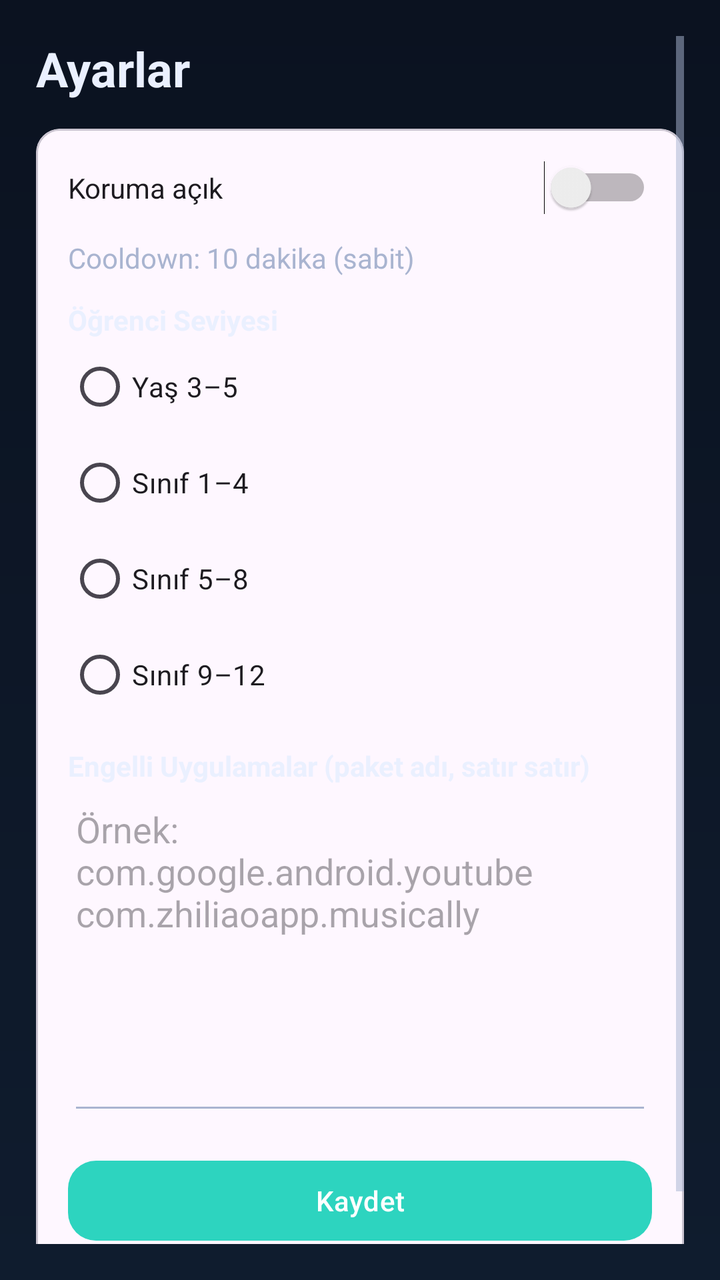
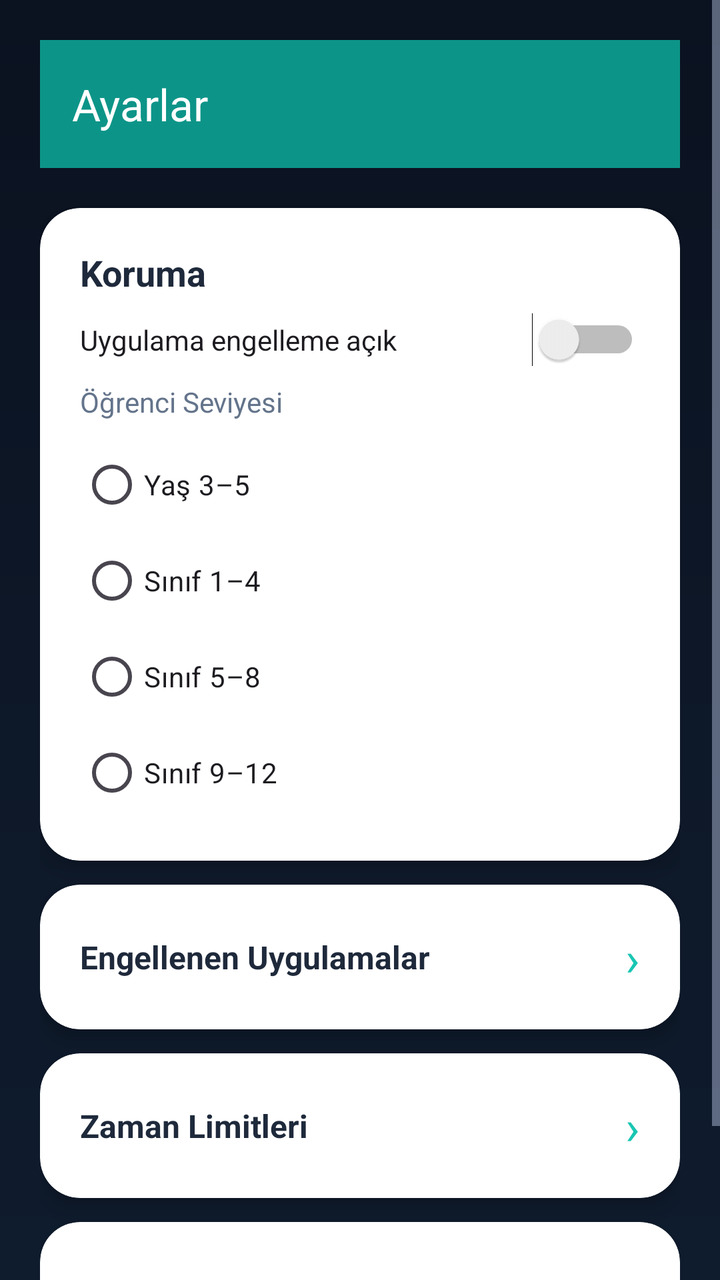

The first picture is an Android layout as it rendered before a commit; the second is the same layout after the commit. The layout source and the unified diff follow.
<!-- AndroidManifest.xml: application theme Theme.BrainBuddy -->
<!-- res/layout/activity_settings.xml -->
<?xml version="1.0" encoding="utf-8"?>
<ScrollView xmlns:android="http://schemas.android.com/apk/res/android"
    android:background="@drawable/bg_gradient"
    android:layout_width="match_parent"
    android:layout_height="match_parent"
    android:padding="18dp">

    <LinearLayout
        android:layout_width="match_parent"
        android:layout_height="wrap_content"
        android:orientation="vertical">

        <TextView
            android:text="@string/settings_title"
            android:textColor="@color/bb_text"
            android:textSize="24sp"
            android:textStyle="bold"
            android:layout_width="match_parent"
            android:layout_height="wrap_content" />

        <com.google.android.material.card.MaterialCardView
            style="@style/BB.Card"
            android:layout_width="match_parent"
            android:layout_height="wrap_content"
            android:layout_marginTop="14dp">

            <LinearLayout
                android:padding="16dp"
                android:layout_width="match_parent"
                android:layout_height="wrap_content"
                android:orientation="vertical">

                <Switch
                    android:id="@+id/switchProtection"
                    android:text="Koruma açık"
                    android:layout_width="match_parent"
                    android:layout_height="wrap_content" />

                <TextView
                    android:layout_marginTop="12dp"
                    android:textColor="@color/bb_text_muted"
                    android:text="Cooldown: 10 dakika (sabit)"
                    android:layout_width="match_parent"
                    android:layout_height="wrap_content" />

                <TextView
                    android:layout_marginTop="12dp"
                    android:textColor="@color/bb_text"
                    android:textStyle="bold"
                    android:text="Öğrenci Seviyesi"
                    android:layout_width="match_parent"
                    android:layout_height="wrap_content" />

                <RadioGroup
                    android:id="@+id/levelGroup"
                    android:layout_width="match_parent"
                    android:layout_height="wrap_content"
                    android:orientation="vertical">

                    <RadioButton
                        android:id="@+id/levelAges3to5"
                        android:text="Yaş 3–5"
                        android:layout_width="match_parent"
                        android:layout_height="wrap_content" />

                    <RadioButton
                        android:id="@+id/levelGrades1to4"
                        android:text="Sınıf 1–4"
                        android:layout_width="match_parent"
                        android:layout_height="wrap_content" />

                    <RadioButton
                        android:id="@+id/levelGrades5to8"
                        android:text="Sınıf 5–8"
                        android:layout_width="match_parent"
                        android:layout_height="wrap_content" />

                    <RadioButton
                        android:id="@+id/levelGrades9to12"
                        android:text="Sınıf 9–12"
                        android:layout_width="match_parent"
                        android:layout_height="wrap_content" />
                </RadioGroup>

                <TextView
                    android:layout_marginTop="12dp"
                    android:textColor="@color/bb_text"
                    android:textStyle="bold"
                    android:text="Engelli Uygulamalar (paket adı, satır satır)"
                    android:layout_width="match_parent"
                    android:layout_height="wrap_content" />

                <EditText
                    android:id="@+id/blockedPackages"
                    android:layout_width="match_parent"
                    android:layout_height="170dp"
                    android:gravity="top"
                    android:hint="Örnek:\ncom.google.android.youtube\ncom.zhiliaoapp.musically"
                    android:inputType="textMultiLine" />

                <Button
                    android:id="@+id/saveBtn"
                    style="@style/BB.Button"
                    android:layout_marginTop="14dp"
                    android:text="Kaydet"
                    android:layout_width="match_parent"
                    android:layout_height="wrap_content" />

                <TextView
                    android:id="@+id/saveStatus"
                    android:layout_marginTop="10dp"
                    android:textColor="@color/bb_text_muted"
                    android:textSize="14sp"
                    android:layout_width="match_parent"
                    android:layout_height="wrap_content" />

            </LinearLayout>
        </com.google.android.material.card.MaterialCardView>

    </LinearLayout>
</ScrollView>
<!-- resources referenced by this layout -->
<resources>
  <color name="bb_text">#EAF0FF</color>
  <color name="bb_text_muted">#A9B4D0</color>
  <!-- drawable bg_gradient (drawable) -->
  <?xml version="1.0" encoding="utf-8"?>
  <layer-list xmlns:android="http://schemas.android.com/apk/res/android">
      <item>
          <shape>
              <gradient
                  android:angle="270"
                  android:startColor="#0B1220"
                  android:endColor="#0F1C2E"/>
          </shape>
      </item>
  </layer-list>
  <string name="settings_title">Ayarlar</string>
  <style name="BB.Button" parent="BBButton" />
  <style name="BB.Card">
          <item name="android:background">@drawable/bg_card</item>
          <item name="android:padding">16dp</item>
      </style>
  <style name="Theme.BrainBuddy" parent="Theme.Material3.DayNight.NoActionBar">
          
          <item name="colorPrimary">@color/bb_primary</item>
          <item name="colorOnPrimary">@color/white</item>
          <item name="colorSecondary">@color/bb_secondary</item>
          <item name="colorOnSecondary">@color/white</item>
          <item name="colorTertiary">@color/bb_tertiary</item>
          <item name="colorOnTertiary">@color/white</item>
  
          
          <item name="android:windowBackground">@color/bb_bg</item>
          <item name="android:textColorPrimary">@color/bb_text</item>
          <item name="android:textColorSecondary">@color/bb_text_muted</item>
      </style>
  <style name="BBButton" parent="Widget.Material3.Button">
          <item name="android:minHeight">48dp</item>
          <item name="cornerRadius">14dp</item>
          <item name="android:textAllCaps">false</item>
          <item name="android:textColor">@color/white</item>
          <item name="backgroundTint">@color/bb_primary</item>
      </style>
  <!-- drawable bg_card (drawable) -->
  <?xml version="1.0" encoding="utf-8"?>
  <shape xmlns:android="http://schemas.android.com/apk/res/android">
      <solid android:color="@color/bb_card"/>
      <corners android:radius="18dp"/>
      <padding
          android:left="16dp"
          android:top="16dp"
          android:right="16dp"
          android:bottom="16dp"/>
  </shape>
  <color name="bb_primary">#2DD4BF</color>
  <color name="white">#FFFFFF</color>
  <color name="bb_secondary">#38BDF8</color>
  <color name="bb_tertiary">#A78BFA</color>
  <color name="bb_bg">#0B1220</color>
  <color name="bb_card">#121B2D</color>
</resources>

<!-- the commit's change to res/layout/activity_settings.xml (unified diff, before → after) -->
@@ -1,119 +1,193 @@
 <?xml version="1.0" encoding="utf-8"?>
 <ScrollView xmlns:android="http://schemas.android.com/apk/res/android"
+    xmlns:app="http://schemas.android.com/apk/res-auto"
     android:background="@drawable/bg_gradient"
     android:layout_width="match_parent"
     android:layout_height="match_parent"
-    android:padding="18dp">
+    android:fillViewport="true">
 
     <LinearLayout
         android:layout_width="match_parent"
         android:layout_height="wrap_content"
-        android:orientation="vertical">
+        android:orientation="vertical"
+        android:padding="20dp">
 
-        <TextView
-            android:text="@string/settings_title"
-            android:textColor="@color/bb_text"
-            android:textSize="24sp"
-            android:textStyle="bold"
+        <com.google.android.material.appbar.MaterialToolbar
+            android:id="@+id/toolbar"
             android:layout_width="match_parent"
-            android:layout_height="wrap_content" />
+            android:layout_height="?attr/actionBarSize"
+            android:background="@color/bb_turquoise_dark"
+            app:titleTextColor="@color/white"
+            app:title="@string/settings_title"/>
 
         <com.google.android.material.card.MaterialCardView
-            style="@style/BB.Card"
+            style="@style/BB.HomeCard"
+            android:id="@+id/cardProtection"
             android:layout_width="match_parent"
             android:layout_height="wrap_content"
-            android:layout_marginTop="14dp">
+            android:layout_marginTop="20dp"
+            app:cardBackgroundColor="@color/white">
 
             <LinearLayout
-                android:padding="16dp"
                 android:layout_width="match_parent"
                 android:layout_height="wrap_content"
-                android:orientation="vertical">
+                android:orientation="vertical"
+                android:padding="20dp">
+
+                <TextView
+                    android:text="Koruma"
+                    android:textColor="@color/bb_text_dark"
+                    android:textSize="18sp"
+                    android:textStyle="bold"
+                    android:layout_width="match_parent"
+                    android:layout_height="wrap_content"/>
 
                 <Switch
                     android:id="@+id/switchProtection"
-                    android:text="Koruma açık"
+                    android:text="Uygulama engelleme açık"
                     android:layout_width="match_parent"
-                    android:layout_height="wrap_content" />
+                    android:layout_height="wrap_content"
+                    android:layout_marginTop="8dp"/>
 
                 <TextView
-                    android:layout_marginTop="12dp"
-                    android:textColor="@color/bb_text_muted"
-                    android:text="Cooldown: 10 dakika (sabit)"
+                    android:layout_marginTop="8dp"
+                    android:textColor="@color/bb_text_dark_muted"
+                    android:text="Öğrenci Seviyesi"
+                    android:textSize="14sp"
                     android:layout_width="match_parent"
-                    android:layout_height="wrap_content" />
-
-                <TextView
-                    android:layout_marginTop="12dp"
-                    android:textColor="@color/bb_text"
-                    android:textStyle="bold"
-                    android:text="Öğrenci Seviyesi"
-                    android:layout_width="match_parent"
-                    android:layout_height="wrap_content" />
+                    android:layout_height="wrap_content"/>
 
                 <RadioGroup
                     android:id="@+id/levelGroup"
                     android:layout_width="match_parent"
                     android:layout_height="wrap_content"
-                    android:orientation="vertical">
+                    android:orientation="vertical"
+                    android:layout_marginTop="8dp">
 
                     <RadioButton
                         android:id="@+id/levelAges3to5"
                         android:text="Yaş 3–5"
                         android:layout_width="match_parent"
-                        android:layout_height="wrap_content" />
+                        android:layout_height="wrap_content"/>
 
                     <RadioButton
                         android:id="@+id/levelGrades1to4"
                         android:text="Sınıf 1–4"
                         android:layout_width="match_parent"
-                        android:layout_height="wrap_content" />
+                        android:layout_height="wrap_content"/>
 
                     <RadioButton
                         android:id="@+id/levelGrades5to8"
                         android:text="Sınıf 5–8"
                         android:layout_width="match_parent"
-                        android:layout_height="wrap_content" />
+                        android:layout_height="wrap_content"/>
 
                     <RadioButton
                         android:id="@+id/levelGrades9to12"
                         android:text="Sınıf 9–12"
                         android:layout_width="match_parent"
-                        android:layout_height="wrap_content" />
+                        android:layout_height="wrap_content"/>
                 </RadioGroup>
+            </LinearLayout>
+        </com.google.android.material.card.MaterialCardView>
+
+        <com.google.android.material.card.MaterialCardView
+            android:id="@+id/cardBlockedApps"
+            style="@style/BB.HomeCard"
+            android:layout_width="match_parent"
+            android:layout_height="wrap_content"
+            android:layout_marginTop="12dp"
+            app:cardBackgroundColor="@color/white">
+
+            <LinearLayout
+                android:layout_width="match_parent"
+                android:layout_height="wrap_content"
+                android:orientation="horizontal"
+                android:gravity="center_vertical"
+                android:padding="20dp">
 
                 <TextView
-                    android:layout_marginTop="12dp"
-                    android:textColor="@color/bb_text"
+                    android:layout_width="0dp"
+                    android:layout_height="wrap_content"
+                    android:layout_weight="1"
+                    android:text="Engellenen Uygulamalar"
+                    android:textSize="16sp"
                     android:textStyle="bold"
-                    android:text="Engelli Uygulamalar (paket adı, satır satır)"
-                    android:layout_width="match_parent"
-                    android:layout_height="wrap_content" />
-
-                <EditText
-                    android:id="@+id/blockedPackages"
-                    android:layout_width="match_parent"
-                    android:layout_height="170dp"
-                    android:gravity="top"
-                    android:hint="Örnek:\ncom.google.android.youtube\ncom.zhiliaoapp.musically"
-                    android:inputType="textMultiLine" />
-
-                <Button
-                    android:id="@+id/saveBtn"
-                    style="@style/BB.Button"
-                    android:layout_marginTop="14dp"
-                    android:text="Kaydet"
-                    android:layout_width="match_parent"
-                    android:layout_height="wrap_content" />
+                    android:textColor="@color/bb_text_dark"/>
 
                 <TextView
-                    android:id="@+id/saveStatus"
-                    android:layout_marginTop="10dp"
-                    android:textColor="@color/bb_text_muted"
-                    android:textSize="14sp"
-                    android:layout_width="match_parent"
-                    android:layout_height="wrap_content" />
+                    android:layout_width="wrap_content"
+                    android:layout_height="wrap_content"
+                    android:text="›"
+                    android:textSize="24sp"
+                    android:textColor="@color/bb_turquoise"/>
+            </LinearLayout>
+        </com.google.android.material.card.MaterialCardView>
 
+        <com.google.android.material.card.MaterialCardView
+            android:id="@+id/cardTimeLimits"
+            style="@style/BB.HomeCard"
+            android:layout_width="match_parent"
+            android:layout_height="wrap_content"
+            android:layout_marginTop="12dp"
+            app:cardBackgroundColor="@color/white">
+
+            <LinearLayout
+                android:layout_width="match_parent"
+                android:layout_height="wrap_content"
+                android:orientation="horizontal"
+                android:gravity="center_vertical"
+                android:padding="20dp">
+
+                <TextView
+                    android:layout_width="0dp"
+                    android:layout_height="wrap_content"
+                    android:layout_weight="1"
+                    android:text="Zaman Limitleri"
+                    android:textSize="16sp"
+                    android:textStyle="bold"
+                    android:textColor="@color/bb_text_dark"/>
+
+                <TextView
+                    android:layout_width="wrap_content"
+                    android:layout_height="wrap_content"
+                    android:text="›"
+                    android:textSize="24sp"
+                    android:textColor="@color/bb_turquoise"/>
+            </LinearLayout>
+        </com.google.android.material.card.MaterialCardView>
+
+        <com.google.android.material.card.MaterialCardView
+            android:id="@+id/cardQuizSettings"
+            style="@style/BB.HomeCard"
+            android:layout_width="match_parent"
+            android:layout_height="wrap_content"
+            android:layout_marginTop="12dp"
+            android:layout_marginBottom="24dp"
+            app:cardBackgroundColor="@color/white">
+
+            <LinearLayout
+                android:layout_width="match_parent"
+                android:layout_height="wrap_content"
+                android:orientation="horizontal"
+                android:gravity="center_vertical"
+                android:padding="20dp">
+
+                <TextView
+                    android:layout_width="0dp"
+                    android:layout_height="wrap_content"
+                    android:layout_weight="1"
+                    android:text="Test Ayarları (Zorluk, Soru Sayısı)"
+                    android:textSize="16sp"
+                    android:textStyle="bold"
+                    android:textColor="@color/bb_text_dark"/>
+
+                <TextView
+                    android:layout_width="wrap_content"
+                    android:layout_height="wrap_content"
+                    android:text="›"
+                    android:textSize="24sp"
+                    android:textColor="@color/bb_turquoise"/>
             </LinearLayout>
         </com.google.android.material.card.MaterialCardView>
 
<!-- resource entries referenced after the edit -->
@@ -1,5 +1,9 @@
 <!-- resources referenced by this layout -->
 <resources>
+  <color name="bb_text_dark">#1E293B</color>
+  <color name="bb_text_dark_muted">#64748B</color>
+  <color name="bb_turquoise">#19C6B3</color>
+  <color name="bb_turquoise_dark">#0D9488</color>
   <color name="bb_text">#EAF0FF</color>
   <color name="bb_text_muted">#A9B4D0</color>
   <!-- drawable bg_gradient (drawable) -->
@@ -15,10 +19,9 @@
       </item>
   </layer-list>
   <string name="settings_title">Ayarlar</string>
-  <style name="BB.Button" parent="BBButton" />
-  <style name="BB.Card">
-          <item name="android:background">@drawable/bg_card</item>
-          <item name="android:padding">16dp</item>
+  <style name="BB.HomeCard" parent="Widget.Material3.CardView.Elevated">
+          <item name="cardCornerRadius">20dp</item>
+          <item name="cardElevation">6dp</item>
       </style>
   <style name="Theme.BrainBuddy" parent="Theme.Material3.DayNight.NoActionBar">
           
@@ -34,29 +37,10 @@
           <item name="android:textColorPrimary">@color/bb_text</item>
           <item name="android:textColorSecondary">@color/bb_text_muted</item>
       </style>
-  <style name="BBButton" parent="Widget.Material3.Button">
-          <item name="android:minHeight">48dp</item>
-          <item name="cornerRadius">14dp</item>
-          <item name="android:textAllCaps">false</item>
-          <item name="android:textColor">@color/white</item>
-          <item name="backgroundTint">@color/bb_primary</item>
-      </style>
-  <!-- drawable bg_card (drawable) -->
-  <?xml version="1.0" encoding="utf-8"?>
-  <shape xmlns:android="http://schemas.android.com/apk/res/android">
-      <solid android:color="@color/bb_card"/>
-      <corners android:radius="18dp"/>
-      <padding
-          android:left="16dp"
-          android:top="16dp"
-          android:right="16dp"
-          android:bottom="16dp"/>
-  </shape>
-  <color name="bb_primary">#2DD4BF</color>
+  <color name="bb_primary">#19C6B3</color>
   <color name="white">#FFFFFF</color>
   <color name="bb_secondary">#38BDF8</color>
   <color name="bb_tertiary">#A78BFA</color>
   <color name="bb_bg">#0B1220</color>
-  <color name="bb_card">#121B2D</color>
 </resources>
 
